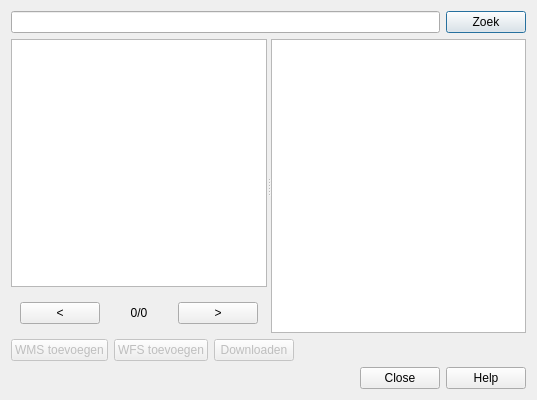
Above: ui_geopunt4QgisDataCatalog.ui from warrieka/geopunt4Qgis before the change. Below: the same form after it.
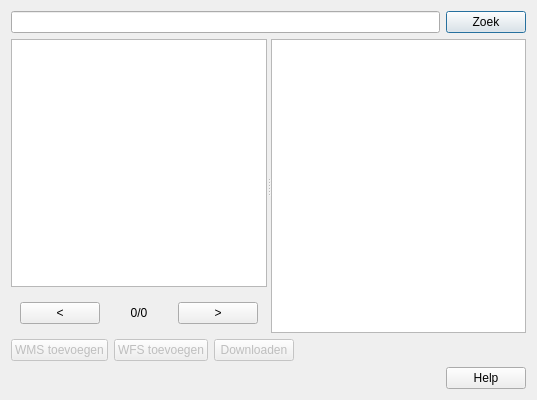
That is the form after the change. Icons and pictures are not drawn.

```diff
--- a/ui_geopunt4QgisDataCatalog.ui
+++ b/ui_geopunt4QgisDataCatalog.ui
@@ -242,7 +242,7 @@
         <enum>Qt::Horizontal</enum>
        </property>
        <property name="standardButtons">
-        <set>QDialogButtonBox::Close|QDialogButtonBox::Help</set>
+        <set>QDialogButtonBox::Help</set>
        </property>
       </widget>
      </item>
```
